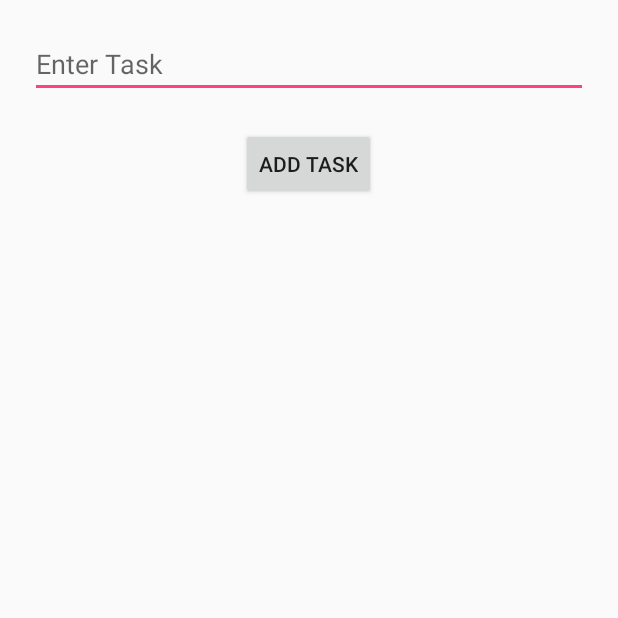
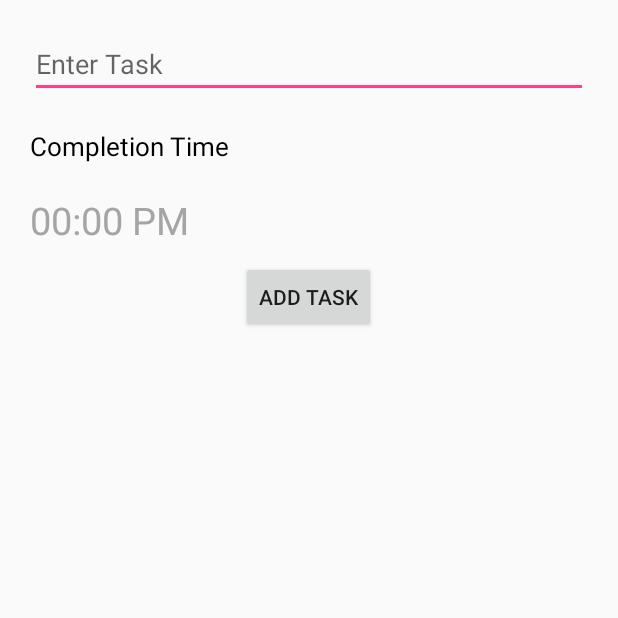
Before and after one commit to MohitGupta2507/NewTODOAPP, an Android app: the AddTask screen opened directly, with no data from a screen before it, on a phone screen of 412 x 824 dp, the top half of it. Run offline under Robolectric (Android 15) with nearby library versions, the phone set to English and light mode, and no system bars; our stand-ins replace Firebase (no records; nobody signed in at launch, a user with empty details on screens opened directly).

Commit message:
THird Commit

```diff
--- a/app/src/main/res/layout/activity_add_task.xml
+++ b/app/src/main/res/layout/activity_add_task.xml
@@ -14,11 +14,33 @@
         android:hint="Enter Task"
         android:id="@+id/editTask"/>
 
+    <TextView
+        android:id="@+id/textView"
+        android:layout_width="match_parent"
+        android:layout_height="wrap_content"
+        android:text="Completion Time"
+        android:layout_marginLeft="20dp"
+        android:textSize="17dp"
+        android:textColor="#000000"/>
+
+    <TextView
+        android:id="@+id/Time"
+        android:layout_width="match_parent"
+        android:layout_height="wrap_content"
+        android:text="00:00 PM"
+        android:onClick="Timmer"
+        android:layout_marginTop="20dp"
+        android:layout_marginLeft="20dp"
+        android:textSize="25dp"
+        android:textColor="#A5A5A5"/>
+
+
     <Button
         android:layout_width="wrap_content"
+        android:layout_height="wrap_content"
         android:layout_gravity="center"
-        android:layout_height="wrap_content"
-        android:text="Add Task"
-        android:onClick="addButtonClicked"/>
+        android:onClick="addButtonClicked"
+        android:layout_marginTop="10dp"
+        android:text="Add Task" />
 
 </LinearLayout>
```
Also changed, not shown: app/src/main/AndroidManifest.xml (+8 -0 lines), app/src/main/java/com/example/mohitgupta/newtodoapp/AddTask.java (+65 -10 lines), app/src/main/java/com/example/mohitgupta/newtodoapp/Receiver.java (added, +53 -0 lines), app/src/main/res/layout/timmerdialog.xml (added, +12 -0 lines).
